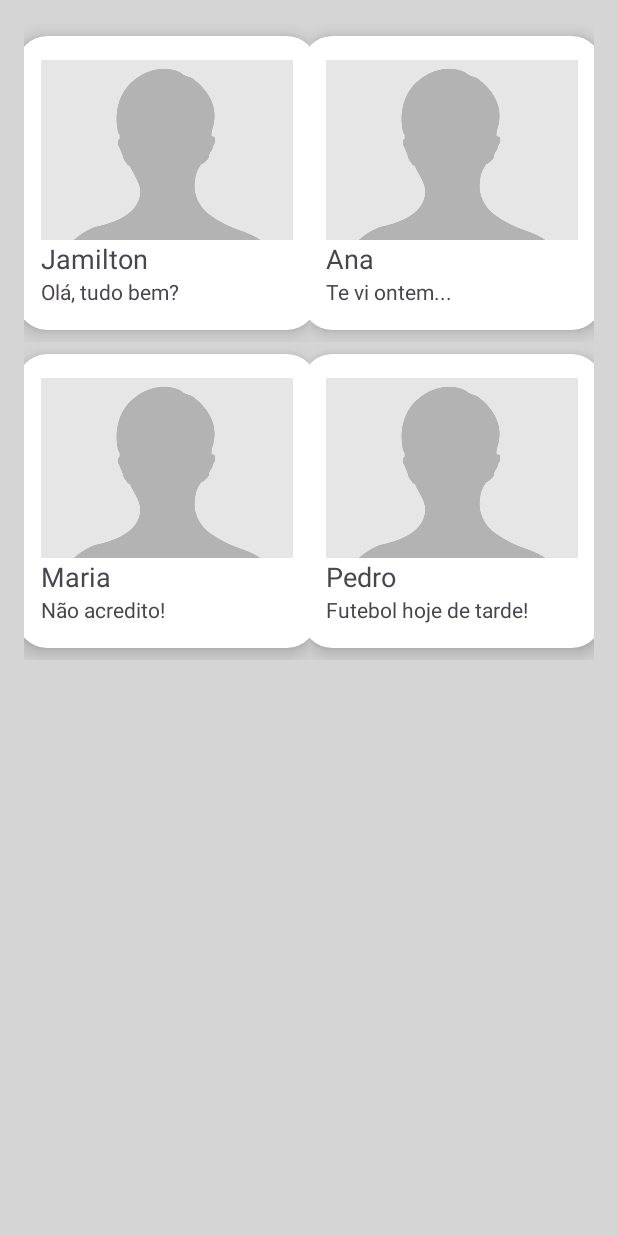
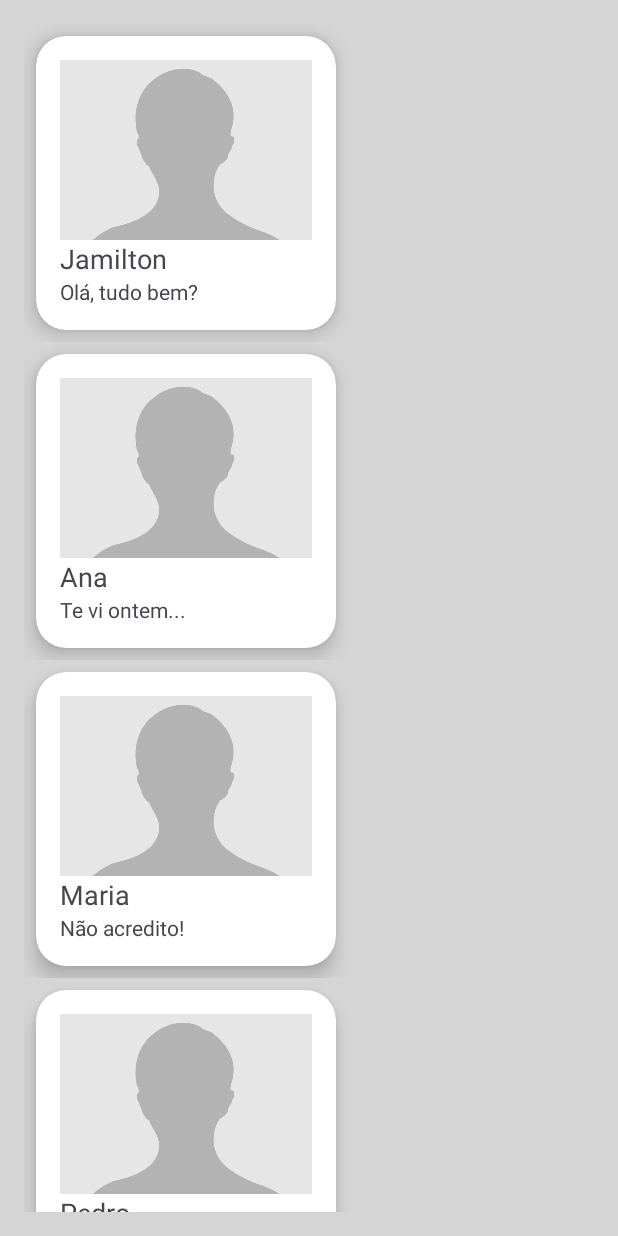
Before and after one commit to deividSantosz/recyclerview_kotlin, an Android app: the screen it shows after launch (Recycler_view), on a phone screen of 412 x 824 dp. Run offline under Robolectric (Android 15) with nearby library versions, the phone set to English and light mode, and no system bars.

```diff
--- a/app/src/main/java/com/example/list_view/MensagemAdapter.kt
+++ b/app/src/main/java/com/example/list_view/MensagemAdapter.kt
@@ -1,9 +1,12 @@
 package com.example.list_view
 
+import android.media.Image
 import android.view.LayoutInflater
 import android.view.View
 import android.view.ViewGroup
+import android.widget.ImageView
 import android.widget.TextView
+import android.widget.Toast
 import androidx.recyclerview.widget.RecyclerView.Adapter
 import androidx.recyclerview.widget.RecyclerView.ViewHolder
 
@@ -17,8 +20,9 @@ class MensagemAdapter(
       //  val textNome: TextView = itemView.findViewById(R.id.text_nome)
       //  val mensagem: TextView = itemView.findViewById(R.id.text_mensagem)
       //  val horario: TextView = itemView.findViewById(R.id.text_hora)
-      val textNome: TextView = itemView.findViewById(R.id.text_card_nome)
-        val mensagem: TextView = itemView.findViewById(R.id.text_card_mensagem)
+            val textNome: TextView = itemView.findViewById(R.id.text_card_nome)
+            val mensagem: TextView = itemView.findViewById(R.id.text_card_mensagem)
+            val image_clique: ImageView = itemView.findViewById(R.id.image_card_perfil)
 
 
     }
@@ -43,6 +47,11 @@ class MensagemAdapter(
         holder.textNome.text = mensagem.nome
         holder.mensagem.text = mensagem.mensagem
 
+        //Eventos de clique
+    /*    val context = holder.image_clique.context
+        holder.image_clique.setOnClickListener {
+            Toast.makeText(context,  "Olá, ${mensagem.nome}", Toast.LENGTH_SHORT).show()
+        }*/
     }
 
     //Recuperar a quantidade de itens
--- a/app/src/main/java/com/example/list_view/Recycler_view.kt
+++ b/app/src/main/java/com/example/list_view/Recycler_view.kt
@@ -2,9 +2,11 @@ package com.example.list_view
 
 import androidx.appcompat.app.AppCompatActivity
 import android.os.Bundle
+import androidx.recyclerview.widget.DividerItemDecoration
 import androidx.recyclerview.widget.GridLayoutManager
 import androidx.recyclerview.widget.LinearLayoutManager
 import androidx.recyclerview.widget.RecyclerView
+import androidx.recyclerview.widget.RecyclerView.LayoutManager
 
 class Recycler_view : AppCompatActivity() {
 
@@ -23,9 +25,11 @@ class Recycler_view : AppCompatActivity() {
 
         rv_list = findViewById(R.id.rv_lista);
         rv_list.adapter = MensagemAdapter(lista);
-        rv_list.layoutManager = GridLayoutManager(
-            this,
-            2
-        )
+        rv_list.layoutManager = LinearLayoutManager(this)
+
+      /*  rv_list.addItemDecoration(
+            DividerItemDecoration (this,
+                RecyclerView.VERTICAL)
+        )*/
     }
 }
--- a/app/src/main/res/layout/item_cardview.xml
+++ b/app/src/main/res/layout/item_cardview.xml
@@ -26,7 +26,7 @@
             android:layout_height="match_parent">
 
             <ImageView
-                android:id="@+id/imageView"
+                android:id="@+id/image_card_perfil"
                 android:layout_width="0dp"
                 android:layout_height="120dp"
                 android:scaleType="centerCrop"
@@ -44,7 +44,7 @@
                 app:layout_constraintEnd_toEndOf="parent"
                 app:layout_constraintHorizontal_bias="0.0"
                 app:layout_constraintStart_toStartOf="parent"
-                app:layout_constraintTop_toBottomOf="@+id/imageView" />
+                app:layout_constraintTop_toBottomOf="@+id/image_card_perfil" />
 
             <TextView
                 android:id="@+id/text_card_mensagem"
```
